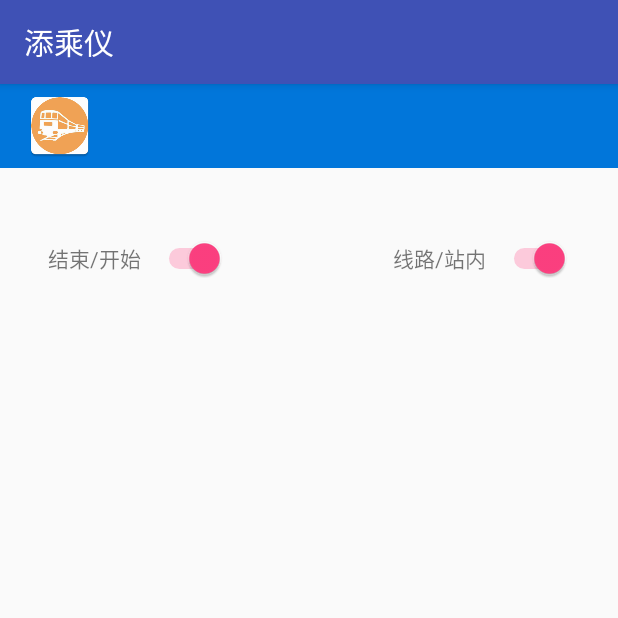
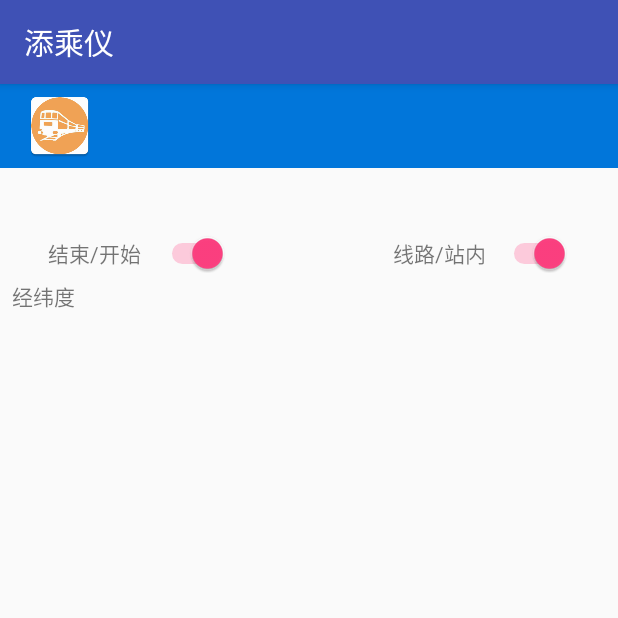
Before and after one commit to sandglasscao/QuakeMonitor, an Android app: the fragment MainFragment shown on its own in the app's theme, on a phone screen of 412 x 824 dp, the top half of it. Run offline under Robolectric (Android 15) with nearby library versions, the phone set to English and light mode, and no system bars; 1 statement that could not run was skipped.

Commit message:
1. add longitude, latitude and speed on main screen 2. fix the issue that it can't go into the fragment agian when back 3. temporarily comment  the code for authority

```diff
--- a/app/src/main/java/com/fcao/quakemonitor/HistoryFragment.java
+++ b/app/src/main/java/com/fcao/quakemonitor/HistoryFragment.java
@@ -58,7 +58,9 @@ public class HistoryFragment extends Fragment implements OnItemClickListener {
         }
         Intent intent = new Intent("com.fcao.quakemonitor.SHOW_MAP");
         Record record = (Record) parent.getItemAtPosition(position);
-        intent.putExtra("records", record);
+        intent.putExtra("longitude", record.getLongitude());
+        intent.putExtra("latitude", record.getLatitude());
+        intent.putExtra("speed", record.getSpeed());
         startActivity(intent);
     }
 
--- a/app/src/main/java/com/fcao/quakemonitor/MainFragment.java
+++ b/app/src/main/java/com/fcao/quakemonitor/MainFragment.java
@@ -16,7 +16,7 @@ public class MainFragment extends Fragment {
     @Nullable
     @Override
     public View onCreateView(LayoutInflater inflater, @Nullable ViewGroup container, Bundle savedInstanceState) {
-        View view = inflater.inflate(R.layout.main, container, false);
+        View view = inflater.inflate(R.layout.home, container, false);
         return view;
     }
 }
--- a/app/src/main/res/layout/main.xml
+++ b/app/src/main/res/layout/home.xml
@@ -30,17 +30,18 @@
 
         <TextView
             android:id="@+id/monitor_lbl"
-            android:layout_width="wrap_content"
-            android:layout_height="wrap_content"
+            android:layout_width="64dp"
+            android:layout_height="21dp"
             android:layout_marginBottom="8dp"
             android:layout_marginLeft="32dp"
             android:layout_marginStart="32dp"
-            android:layout_marginTop="8dp"
+            android:layout_marginTop="0dp"
             android:text="@string/on_off"
             app:layout_constraintBottom_toBottomOf="parent"
             app:layout_constraintLeft_toLeftOf="parent"
             app:layout_constraintTop_toTopOf="parent"
-            app:layout_constraintVertical_bias="0.506"/>
+            app:layout_constraintVertical_bias="0.512"
+            />
 
         <Switch
             android:id="@+id/monitor_switch"
@@ -82,6 +83,15 @@
             app:layout_constraintTop_toTopOf="@+id/platform_lbl"
             tools:checked="true"/>
 
+        <TextView
+            android:id="@+id/loc_msg"
+            android:layout_width="wrap_content"
+            android:layout_height="wrap_content"
+            android:text="经纬度"
+            android:layout_marginLeft="8dp"
+            app:layout_constraintLeft_toLeftOf="parent"
+            android:layout_marginTop="4dp"
+            app:layout_constraintTop_toBottomOf="@+id/monitor_switch"/>
 
     </android.support.constraint.ConstraintLayout>
 
@@ -93,6 +103,7 @@
         android:orientation="vertical"
         tools:layout_editor_absoluteX="8dp"
         tools:layout_editor_absoluteY="8dp">
+
 
         <RelativeLayout
             android:id="@+id/show_graph_tot"
```
Also changed, not shown: app/src/main/java/com/fcao/quakemonitor/QuakeActivity.java (+23 -3 lines), app/src/main/java/com/fcao/quakemonitor/QuakeListener.java (+12 -3 lines), app/src/main/java/com/fcao/quakemonitor/ShowMapAcitiviy.java (+7 -6 lines).
